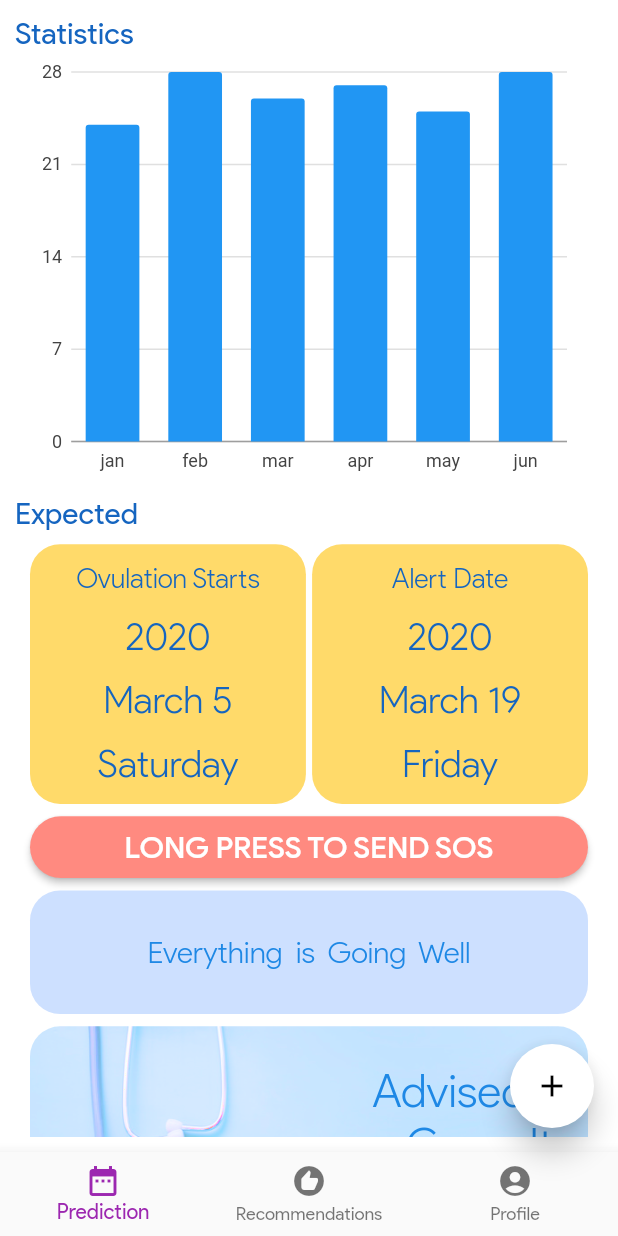
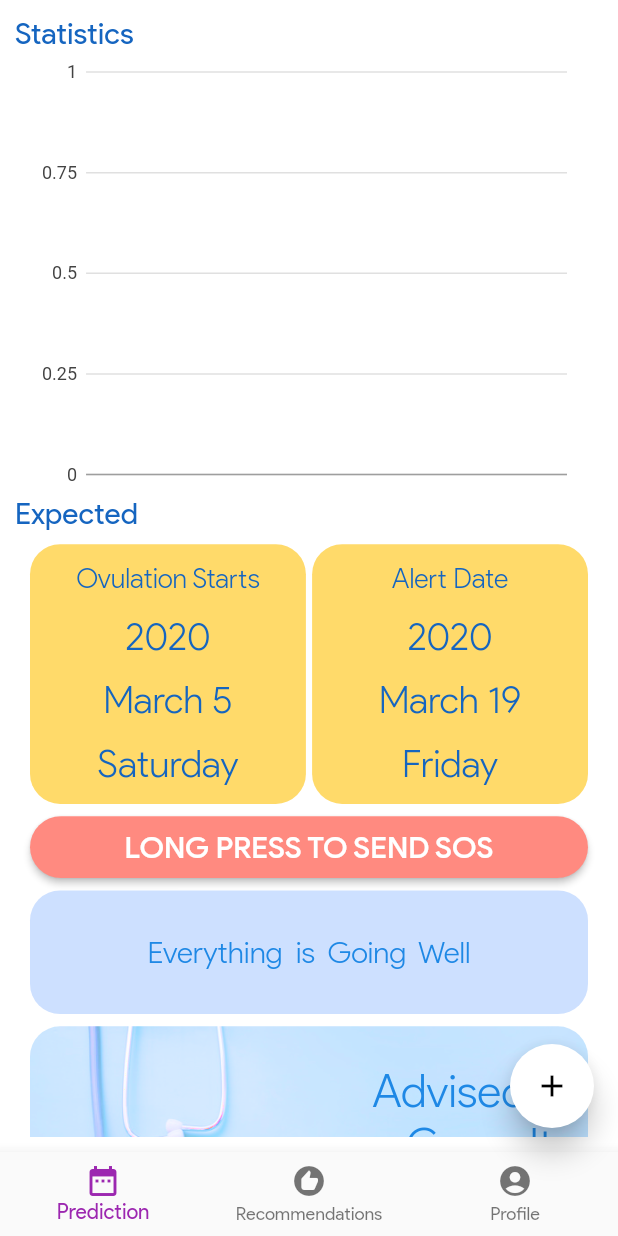
Before and after one commit to Mystic-Trooper/Red-Days, a Flutter app: the screen it shows once a user with an empty profile is signed in, on a phone screen of 412 x 824 dp. Run offline on Flutter 3.47's test engine with Material 2 defaults, Android fonts, the phone set to English and light mode, and no system bars; our stand-ins replace charts_flutter, cloud_firestore, datetime_picker_formfield, firebase_auth, firebase_core, flutter_icons and 2 more; missing offline and left inert: sms; accounts and stored records are empty.

Commit message:
Statistics connected (#87)

```diff
--- a/lib/Screen/NewPeriod/add_period_screen.dart
+++ b/lib/Screen/NewPeriod/add_period_screen.dart
@@ -109,7 +109,7 @@ class AddPeriodScreen extends StatelessWidget {
                     currentValueTTo = DateTime.now();
                     final date = await showDatePicker(
                       context: context,
-                      firstDate: DateTime.now(),
+                      firstDate: DateTime(2000),
                       initialDate: currentValueTTo ?? DateTime.now(),
                       lastDate: DateTime(2025),
                     );
--- a/lib/Widgets/predi_s_widget/predi_s_BarGraphTrack.dart
+++ b/lib/Widgets/predi_s_widget/predi_s_BarGraphTrack.dart
@@ -1,35 +1,14 @@
 import 'package:flutter/material.dart';
 import 'package:charts_flutter/flutter.dart' as charts;
+import 'package:provider/provider.dart';
 import 'package:womenism/Class/home_screen/h_s_BarGraphData.dart';
+import 'package:womenism/model/period.dart';
+import 'package:womenism/provider/period_provider.dart';
+import 'package:intl/intl.dart';
 //import 'package:flutter/foundation.dart';
 
 class BarGraphTrack extends StatelessWidget {
-  final List<BarGraphData> data = [
-    BarGraphData(
-      month: "jan",
-      days: 24,
-    ),
-    BarGraphData(
-      month: 'feb',
-      days: 28,
-    ),
-    BarGraphData(
-      month: 'mar',
-      days: 26,
-    ),
-    BarGraphData(
-      month: 'apr',
-      days: 27,
-    ),
-    BarGraphData(
-      month: 'may',
-      days: 25,
-    ),
-    BarGraphData(
-      month: 'jun',
-      days: 28,
-    ),
-  ];
+  final List<BarGraphData> data = [];
 
   /*BarGraphTrack({
     @required this.data,
@@ -47,9 +26,45 @@ class BarGraphTrack extends StatelessWidget {
       )
     ];
 
-    return charts.BarChart(
-      series,
-      animate: true,
-    );
+    // return charts.BarChart(
+    //   series,
+    //   animate: true,
+    // );
+    return FutureBuilder(
+        future: Provider.of<PeriodProvider>(context).getPeriodList(),
+        builder: (context, snapshot) {
+          if (snapshot.data != null) {
+            List<Period> periodList = snapshot.data;
+            for (int i = 0; i < snapshot.data.length - 1; i++) {
+              final newBarGraphData = BarGraphData(
+                month: DateFormat('MMM')
+                    .format(periodList[i]?.to ?? DateTime.now()),
+                days: (periodList[i + 1]?.to ?? DateTime.now())
+                    .difference(periodList[i]?.from ?? DateTime.now())
+                    .inDays,
+              );
+              data.add(newBarGraphData);
+            }
+            // periodList.forEach((element) {
+            //   final newBarGraphData = BarGraphData(
+            //     month:
+            //         DateFormat('MMM').format(element?.from ?? DateTime.now()),
+            //     days: (element.to)
+            //         .difference(element.from ?? DateTime.now())
+            //         .inDays,
+            //   );
+            //   data.add(newBarGraphData);
+            // });
+          }
+
+          return snapshot.data == null
+              ? Center(
+                  child: Text("Statistics of your period trend appers here"),
+                )
+              : charts.BarChart(
+                  series,
+                  animate: true,
+                );
+        });
   }
 }
--- a/lib/provider/period_provider.dart
+++ b/lib/provider/period_provider.dart
@@ -39,6 +39,7 @@ class PeriodProvider with ChangeNotifier {
           .collection('users')
           .doc(user.uid)
           .collection("Period")
+          .orderBy('from')
           .get();
       querrySnapshot.docs.forEach((element) {
         //element.data();
```
